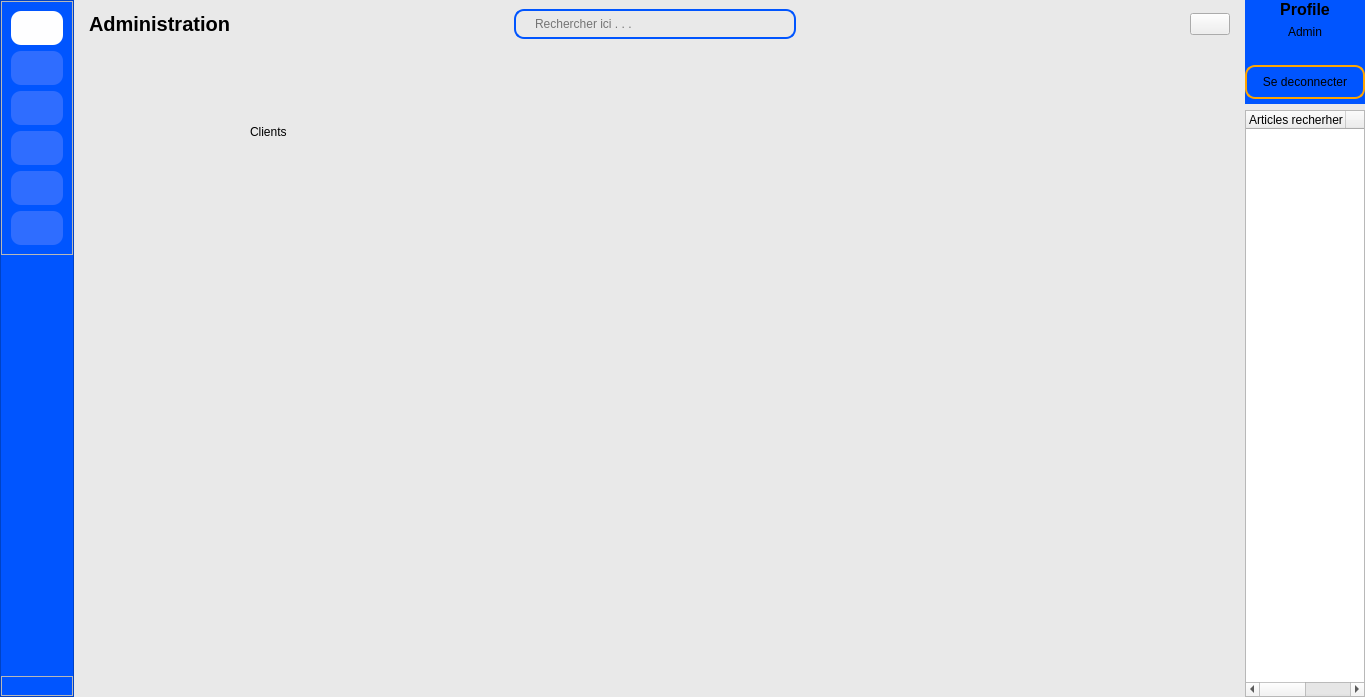
This is views/auth/main_admin_window.ui in ninohantonio/Store-Management as Qt 5 draws it before an edit. The edited form follows.
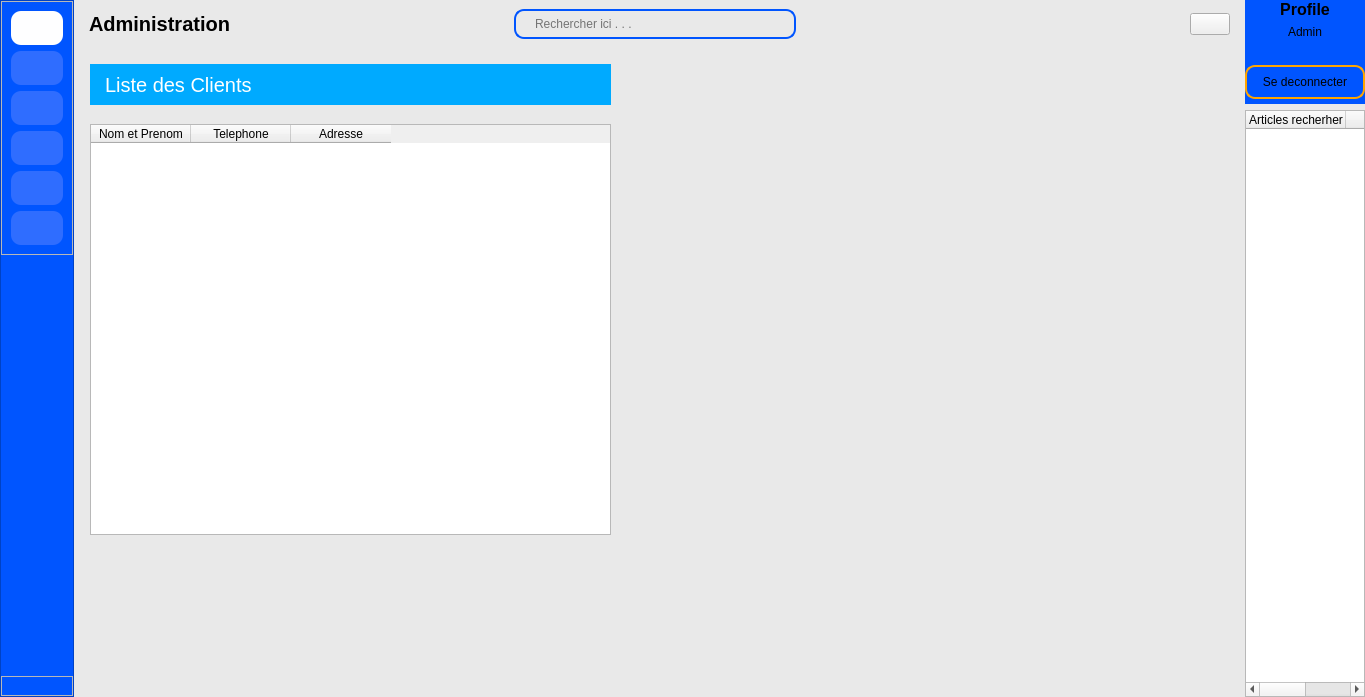
This is the edited form. The open tabs and pages were chosen to show the change. Icons and pictures are not drawn. Custom widgets are drawn as their Qt base class.

What changed in the file:
```diff
--- a/views/auth/main_admin_window.ui
+++ b/views/auth/main_admin_window.ui
@@ -2114,16 +2114,51 @@
                 <widget class="QLabel" name="label_24">
                  <property name="geometry">
                   <rect>
-                   <x>170</x>
-                   <y>70</y>
-                   <width>49</width>
-                   <height>16</height>
+                   <x>10</x>
+                   <y>10</y>
+                   <width>521</width>
+                   <height>41</height>
                   </rect>
                  </property>
+                 <property name="font">
+                  <font>
+                   <pointsize>15</pointsize>
+                  </font>
+                 </property>
+                 <property name="styleSheet">
+                  <string notr="true">background-color: rgb(0, 170, 255);
+color: white;
+padding-left: 10px;</string>
+                 </property>
                  <property name="text">
-                  <string>Clients</string>
+                  <string>Liste des Clients</string>
                  </property>
                 </widget>
+                <widget class="QTableWidget" name="client_liste_tableWidget">
+                 <property name="geometry">
+                  <rect>
+                   <x>10</x>
+                   <y>70</y>
+                   <width>521</width>
+                   <height>411</height>
+                  </rect>
+                 </property>
+                 <column>
+                  <property name="text">
+                   <string>Nom et Prenom</string>
+                  </property>
+                 </column>
+                 <column>
+                  <property name="text">
+                   <string>Telephone</string>
+                  </property>
+                 </column>
+                 <column>
+                  <property name="text">
+                   <string>Adresse</string>
+                  </property>
+                 </column>
+                </widget>
                </widget>
                <widget class="QWidget" name="barcodePage">
                 <widget class="QPushButton" name="generer_code_barre">
```
Left out of the diff: 2 changed lines with no effect on the pictures.
